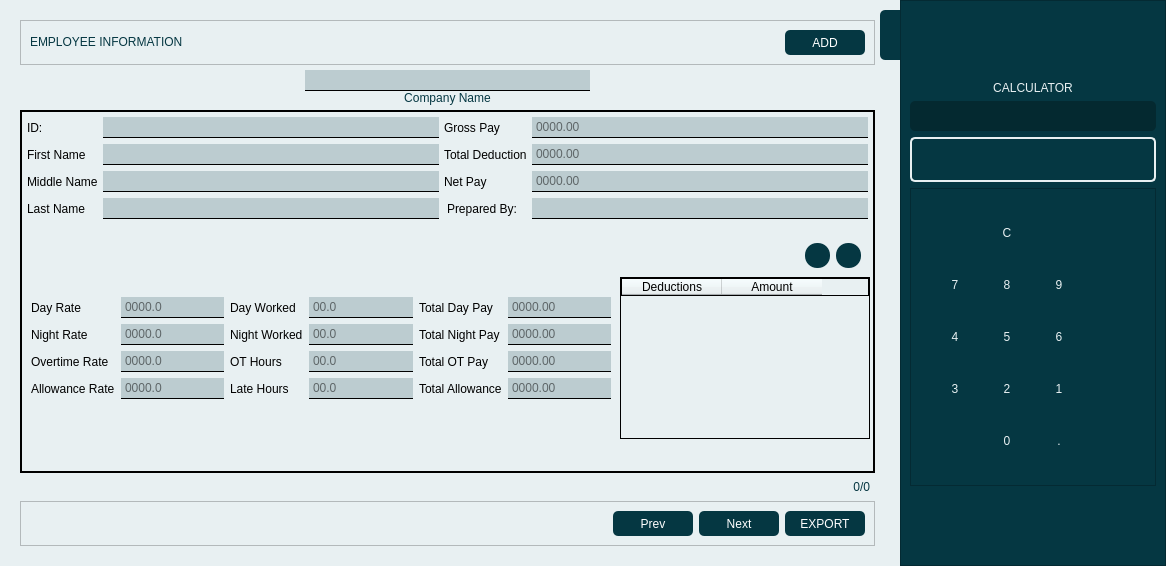
Old version of the form assets/mainWindow.ui in the repository chraem/Mugna.
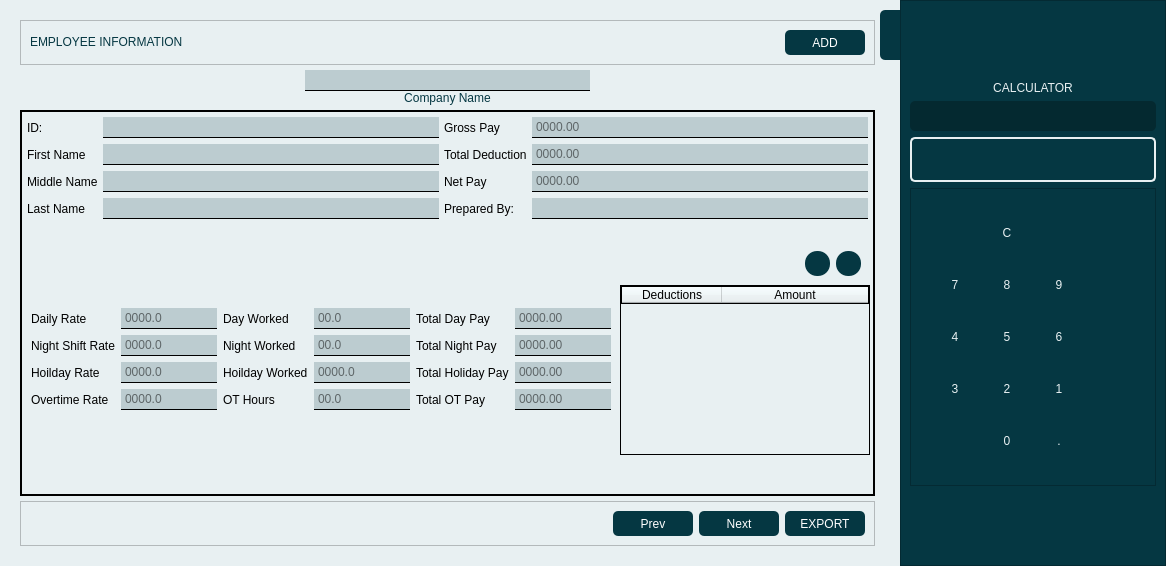
New version of the form. Icons and pictures are not drawn.

Commit message: add: holiday rate, remove: allowance rate

Patch:
```diff
--- a/assets/mainWindow.ui
+++ b/assets/mainWindow.ui
@@ -508,8 +508,7 @@
                <widget class="QLabel" name="label_6">
                 <property name="styleSheet">
                  <string notr="true">color:  rgb(0,0,0);
-font: 11pt &quot;asstes/font/monda.ttf&quot;;
-padding-right: 2px;</string>
+font: 11pt &quot;asstes/font/monda.ttf&quot;;</string>
                 </property>
                 <property name="text">
                  <string>Prepared By:</string>
@@ -598,7 +597,7 @@
                     <enum>QFrame::Raised</enum>
                    </property>
                    <layout class="QGridLayout" name="gridLayout_2">
-                    <item row="2" column="3">
+                    <item row="1" column="3">
                      <widget class="QLineEdit" name="night_worked_LE">
                       <property name="styleSheet">
                        <string notr="true">border: none;
@@ -627,7 +626,7 @@
                        <string notr="true">border: none;</string>
                       </property>
                       <property name="text">
-                       <string>Day Rate</string>
+                       <string>Daily Rate</string>
                       </property>
                      </widget>
                     </item>
@@ -647,7 +646,7 @@
                       </property>
                      </widget>
                     </item>
-                    <item row="2" column="5">
+                    <item row="1" column="5">
                      <widget class="QLineEdit" name="total_night_pay_emp_LE">
                       <property name="styleSheet">
                        <string notr="true">border: none;
@@ -709,7 +708,7 @@
                       </property>
                      </widget>
                     </item>
-                    <item row="2" column="4">
+                    <item row="1" column="4">
                      <widget class="QLabel" name="label_21">
                       <property name="styleSheet">
                        <string notr="true">border: none;</string>
@@ -719,16 +718,6 @@
                       </property>
                      </widget>
                     </item>
-                    <item row="4" column="0">
-                     <widget class="QLabel" name="label_16">
-                      <property name="styleSheet">
-                       <string notr="true">border: none;</string>
-                      </property>
-                      <property name="text">
-                       <string>Allowance Rate</string>
-                      </property>
-                     </widget>
-                    </item>
                     <item row="0" column="1">
                      <widget class="QLineEdit" name="day_rate_LE">
                       <property name="styleSheet">
@@ -745,20 +734,7 @@
                       </property>
                      </widget>
                     </item>
-                    <item row="4" column="3">
-                     <widget class="QLineEdit" name="late_hours_LE">
-                      <property name="styleSheet">
-                       <string notr="true">border: none;
-border-bottom: 1px solid rgb(0,0,0);
-background-color: rgba(5, 55, 66, 50);
-padding: 2px;</string>
-                      </property>
-                      <property name="placeholderText">
-                       <string>00.0</string>
-                      </property>
-                     </widget>
-                    </item>
-                    <item row="2" column="2">
+                    <item row="1" column="2">
                      <widget class="QLabel" name="label_39">
                       <property name="styleSheet">
                        <string notr="true">border: none;</string>
@@ -784,7 +760,7 @@
                       </property>
                      </widget>
                     </item>
-                    <item row="2" column="1">
+                    <item row="1" column="1">
                      <widget class="QLineEdit" name="night_rate_LE">
                       <property name="styleSheet">
                        <string notr="true">border: none;
@@ -810,8 +786,28 @@
                       </property>
                      </widget>
                     </item>
-                    <item row="4" column="1">
-                     <widget class="QLineEdit" name="allowance_rate_LE">
+                    <item row="1" column="0">
+                     <widget class="QLabel" name="label_14">
+                      <property name="styleSheet">
+                       <string notr="true">border: none;</string>
+                      </property>
+                      <property name="text">
+                       <string>Night Shift Rate</string>
+                      </property>
+                     </widget>
+                    </item>
+                    <item row="2" column="0">
+                     <widget class="QLabel" name="label_16">
+                      <property name="styleSheet">
+                       <string notr="true">border: none;</string>
+                      </property>
+                      <property name="text">
+                       <string>Hoilday Rate</string>
+                      </property>
+                     </widget>
+                    </item>
+                    <item row="2" column="1">
+                     <widget class="QLineEdit" name="holiday_rate_LE">
                       <property name="styleSheet">
                        <string notr="true">border: none;
 border-bottom: 1px solid rgb(0,0,0);
@@ -836,26 +832,6 @@
                       </property>
                      </widget>
                     </item>
-                    <item row="4" column="2">
-                     <widget class="QLabel" name="label_41">
-                      <property name="styleSheet">
-                       <string notr="true">border: none;</string>
-                      </property>
-                      <property name="text">
-                       <string>Late Hours</string>
-                      </property>
-                     </widget>
-                    </item>
-                    <item row="2" column="0">
-                     <widget class="QLabel" name="label_14">
-                      <property name="styleSheet">
-                       <string notr="true">border: none;</string>
-                      </property>
-                      <property name="text">
-                       <string>Night Rate</string>
-                      </property>
-                     </widget>
-                    </item>
                     <item row="3" column="5">
                      <widget class="QLineEdit" name="total_ot_pay_emp_LE">
                       <property name="styleSheet">
@@ -872,29 +848,55 @@
                       </property>
                      </widget>
                     </item>
-                    <item row="4" column="5">
-                     <widget class="QLineEdit" name="total_allowance_emp_LE">
-                      <property name="styleSheet">
-                       <string notr="true">border: none;
-border-bottom: 1px solid rgb(0,0,0);
-background-color: rgba(5, 55, 66, 50);
-padding: 2px;</string>
-                      </property>
-                      <property name="alignment">
-                       <set>Qt::AlignLeading|Qt::AlignLeft|Qt::AlignVCenter</set>
-                      </property>
-                      <property name="placeholderText">
-                       <string>0000.00</string>
-                      </property>
-                     </widget>
-                    </item>
-                    <item row="4" column="4">
+                    <item row="2" column="4">
                      <widget class="QLabel" name="label_23">
                       <property name="styleSheet">
                        <string notr="true">border: none;</string>
                       </property>
                       <property name="text">
-                       <string>Total Allowance</string>
+                       <string>Total Holiday Pay</string>
+                      </property>
+                     </widget>
+                    </item>
+                    <item row="2" column="5">
+                     <widget class="QLineEdit" name="total_holiday_pay_emp_LE">
+                      <property name="styleSheet">
+                       <string notr="true">border: none;
+border-bottom: 1px solid rgb(0,0,0);
+background-color: rgba(5, 55, 66, 50);
+padding: 2px;</string>
+                      </property>
+                      <property name="alignment">
+                       <set>Qt::AlignLeading|Qt::AlignLeft|Qt::AlignVCenter</set>
+                      </property>
+                      <property name="placeholderText">
+                       <string>0000.00</string>
+                      </property>
+                     </widget>
+                    </item>
+                    <item row="2" column="2">
+                     <widget class="QLabel" name="label_19">
+                      <property name="styleSheet">
+                       <string notr="true">border: none;</string>
+                      </property>
+                      <property name="text">
+                       <string>Hoilday Worked</string>
+                      </property>
+                     </widget>
+                    </item>
+                    <item row="2" column="3">
+                     <widget class="QLineEdit" name="holiday_worked_LE">
+                      <property name="styleSheet">
+                       <string notr="true">border: none;
+border-bottom: 1px solid rgb(0,0,0);
+background-color: rgba(5, 55, 66, 50);
+padding: 2px;</string>
+                      </property>
+                      <property name="alignment">
+                       <set>Qt::AlignLeading|Qt::AlignLeft|Qt::AlignVCenter</set>
+                      </property>
+                      <property name="placeholderText">
+                       <string>0000.0</string>
                       </property>
                      </widget>
                     </item>
@@ -1168,6 +1170,9 @@
                       <property name="sortingEnabled">
                        <bool>true</bool>
                       </property>
+                      <attribute name="horizontalHeaderStretchLastSection">
+                       <bool>true</bool>
+                      </attribute>
                       <attribute name="verticalHeaderVisible">
                        <bool>false</bool>
                       </attribute>
@@ -1199,19 +1204,6 @@
                    </property>
                   </spacer>
                  </item>
-                 <item>
-                  <spacer name="verticalSpacer_15">
-                   <property name="orientation">
-                    <enum>Qt::Vertical</enum>
-                   </property>
-                   <property name="sizeHint" stdset="0">
-                    <size>
-                     <width>20</width>
-                     <height>40</height>
-                    </size>
-                   </property>
-                  </spacer>
-                 </item>
                  <item>
                   <spacer name="verticalSpacer_8">
                    <property name="orientation">
@@ -1248,21 +1240,6 @@
          </widget>
         </widget>
        </item>
-       <item>
-        <widget class="QLabel" name="label_4">
-         <property name="styleSheet">
-          <string notr="true">color: rgb(5, 55, 66);
-font: bold 12pt &quot;assets/font/monda.ttf&quot;;
-padding: 2px;</string>
-         </property>
-         <property name="text">
-          <string>0/0</string>
-         </property>
-         <property name="alignment">
-          <set>Qt::AlignRight|Qt::AlignTrailing|Qt::AlignVCenter</set>
-         </property>
-        </widget>
-       </item>
        <item>
         <widget class="QFrame" name="frame_4">
          <property name="sizePolicy">
```
